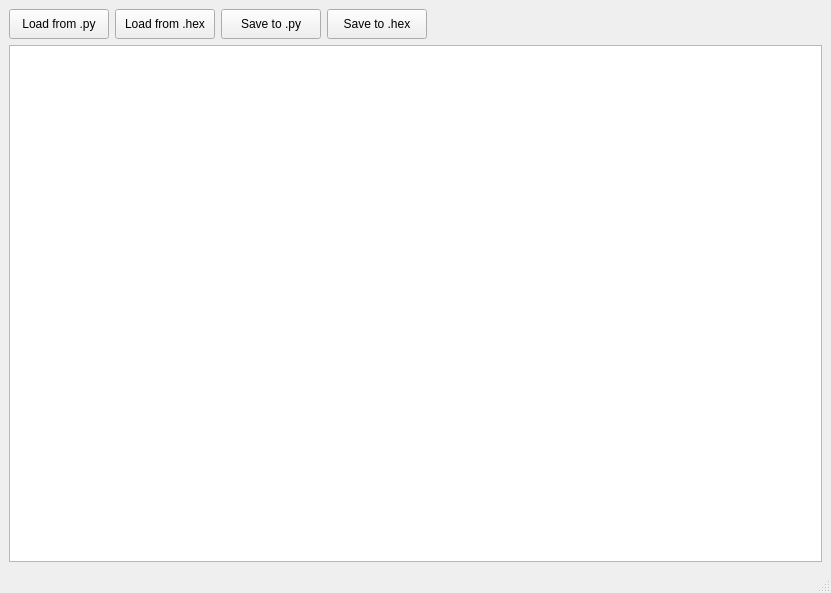
Before: the Qt Designer form source/maingui.ui in psidex/Component3, drawn with Qt 5.
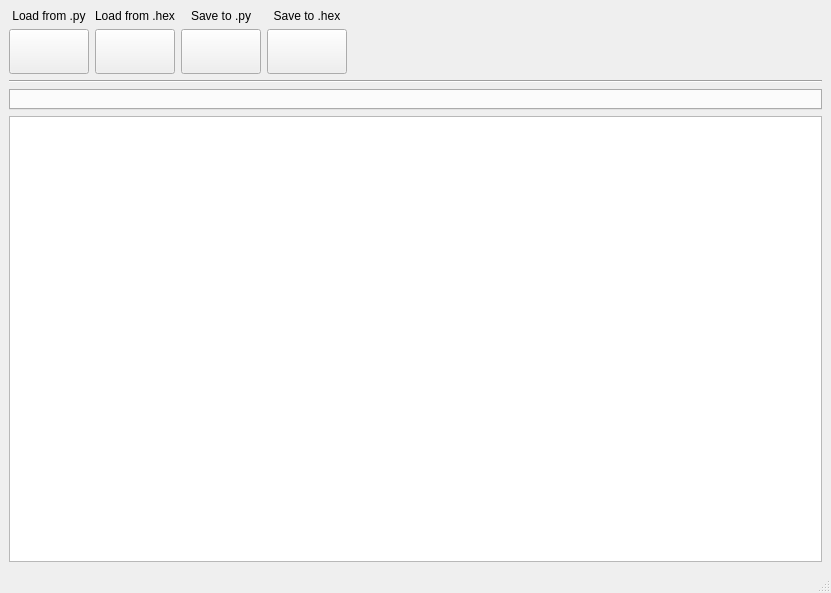
After: the same form once the commit is applied. Icons and pictures are not drawn.

The edit to the form file:
```diff
--- a/source/maingui.ui
+++ b/source/maingui.ui
@@ -19,62 +19,27 @@
      <layout class="QVBoxLayout" name="verticalLayout">
       <item>
        <layout class="QGridLayout" name="gridLayout">
-        <item row="0" column="0">
-         <widget class="QToolButton" name="load_py_btn">
-          <property name="minimumSize">
-           <size>
-            <width>100</width>
-            <height>30</height>
-           </size>
-          </property>
-          <property name="text">
-           <string>Load from .py</string>
-          </property>
-         </widget>
-        </item>
-        <item row="0" column="4">
-         <widget class="QToolButton" name="save_py_btn">
-          <property name="minimumSize">
-           <size>
-            <width>100</width>
-            <height>30</height>
-           </size>
-          </property>
-          <property name="text">
-           <string>Save to .py</string>
-          </property>
-         </widget>
-        </item>
-        <item row="0" column="5">
-         <widget class="QToolButton" name="save_hex_btn">
-          <property name="minimumSize">
-           <size>
-            <width>100</width>
-            <height>30</height>
-           </size>
-          </property>
-          <property name="text">
-           <string>Save to .hex</string>
-          </property>
-         </widget>
-        </item>
-        <item row="0" column="1">
+        <item row="1" column="1">
          <widget class="QToolButton" name="load_hex_btn">
           <property name="minimumSize">
            <size>
-            <width>100</width>
-            <height>30</height>
+            <width>80</width>
+            <height>45</height>
            </size>
           </property>
           <property name="text">
-           <string>Load from .hex</string>
+           <string/>
+          </property>
+          <property name="icon">
+           <iconset resource="images.qrc">
+            <normaloff>:/icons/icons/file-plus.svg</normaloff>:/icons/icons/file-plus.svg</iconset>
           </property>
           <property name="toolButtonStyle">
            <enum>Qt::ToolButtonIconOnly</enum>
           </property>
          </widget>
         </item>
-        <item row="0" column="6">
+        <item row="1" column="6">
          <spacer name="horizontalSpacer">
           <property name="orientation">
            <enum>Qt::Horizontal</enum>
@@ -87,8 +52,140 @@
           </property>
          </spacer>
         </item>
+        <item row="1" column="5">
+         <widget class="QToolButton" name="save_hex_btn">
+          <property name="minimumSize">
+           <size>
+            <width>80</width>
+            <height>45</height>
+           </size>
+          </property>
+          <property name="text">
+           <string/>
+          </property>
+          <property name="icon">
+           <iconset resource="images.qrc">
+            <normaloff>:/icons/icons/save.svg</normaloff>:/icons/icons/save.svg</iconset>
+          </property>
+         </widget>
+        </item>
+        <item row="1" column="4">
+         <widget class="QToolButton" name="save_py_btn">
+          <property name="minimumSize">
+           <size>
+            <width>80</width>
+            <height>45</height>
+           </size>
+          </property>
+          <property name="text">
+           <string/>
+          </property>
+          <property name="icon">
+           <iconset resource="images.qrc">
+            <normaloff>:/icons/icons/save.svg</normaloff>:/icons/icons/save.svg</iconset>
+          </property>
+         </widget>
+        </item>
+        <item row="1" column="0">
+         <widget class="QToolButton" name="load_py_btn">
+          <property name="minimumSize">
+           <size>
+            <width>80</width>
+            <height>45</height>
+           </size>
+          </property>
+          <property name="styleSheet">
+           <string notr="true"/>
+          </property>
+          <property name="text">
+           <string/>
+          </property>
+          <property name="icon">
+           <iconset resource="images.qrc">
+            <normaloff>:/icons/icons/file-plus.svg</normaloff>:/icons/icons/file-plus.svg</iconset>
+          </property>
+         </widget>
+        </item>
+        <item row="0" column="0">
+         <widget class="QLabel" name="load_py_label">
+          <property name="text">
+           <string>Load from .py</string>
+          </property>
+          <property name="alignment">
+           <set>Qt::AlignCenter</set>
+          </property>
+         </widget>
+        </item>
+        <item row="0" column="1">
+         <widget class="QLabel" name="load_hex_label">
+          <property name="text">
+           <string>Load from .hex</string>
+          </property>
+          <property name="alignment">
+           <set>Qt::AlignCenter</set>
+          </property>
+         </widget>
+        </item>
+        <item row="0" column="4">
+         <widget class="QLabel" name="save_py_label">
+          <property name="text">
+           <string>Save to .py</string>
+          </property>
+          <property name="alignment">
+           <set>Qt::AlignCenter</set>
+          </property>
+         </widget>
+        </item>
+        <item row="0" column="5">
+         <widget class="QLabel" name="save_hex_label">
+          <property name="text">
+           <string>Save to .hex</string>
+          </property>
+          <property name="alignment">
+           <set>Qt::AlignCenter</set>
+          </property>
+         </widget>
+        </item>
        </layout>
       </item>
+      <item>
+       <widget class="Line" name="line">
+        <property name="orientation">
+         <enum>Qt::Horizontal</enum>
+        </property>
+       </widget>
+      </item>
+      <item>
+       <widget class="QTabWidget" name="editor_tabs">
+        <property name="maximumSize">
+         <size>
+          <width>16777215</width>
+          <height>21</height>
+         </size>
+        </property>
+        <property name="tabPosition">
+         <enum>QTabWidget::North</enum>
+        </property>
+        <property name="tabShape">
+         <enum>QTabWidget::Rounded</enum>
+        </property>
+        <property name="currentIndex">
+         <number>-1</number>
+        </property>
+        <property name="elideMode">
+         <enum>Qt::ElideRight</enum>
+        </property>
+        <property name="tabsClosable">
+         <bool>true</bool>
+        </property>
+        <property name="movable">
+         <bool>false</bool>
+        </property>
+        <property name="tabBarAutoHide">
+         <bool>true</bool>
+        </property>
+       </widget>
+      </item>
       <item>
        <widget class="QPlainTextEdit" name="main_editor">
         <property name="minimumSize">
```
Left out of the diff: 4 changed lines with no effect on the pictures.
